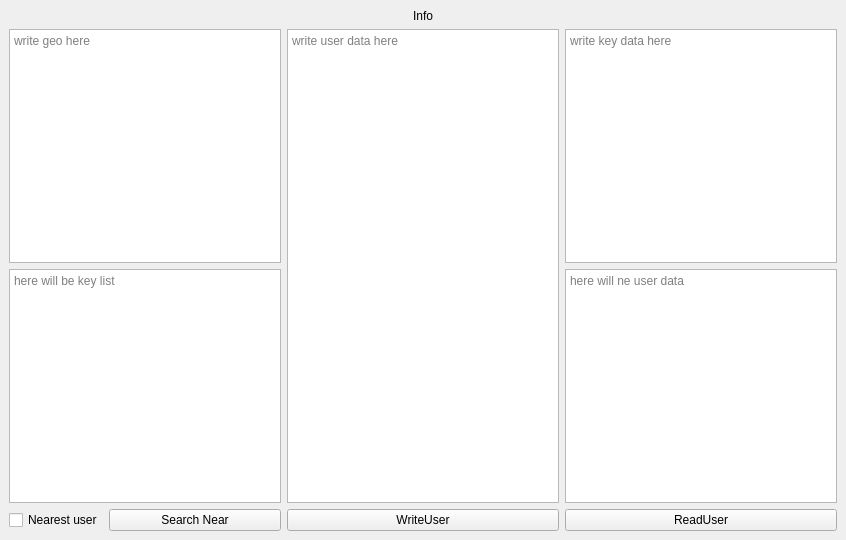
First picture: the form in design.ui, repository qugok/dating-diploma, before the edit.
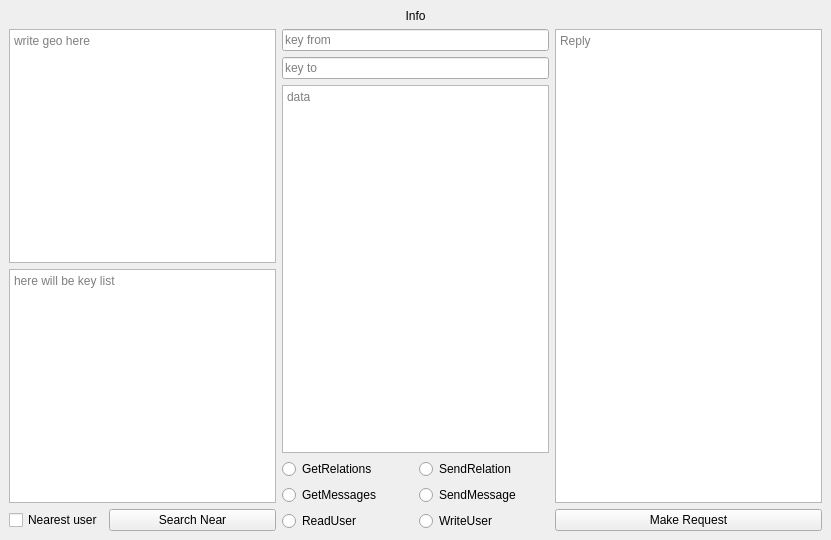
Second picture: the form after the edit.

Commit message: refactoring and reactions and chat works

Patch:
```diff
--- a/design.ui
+++ b/design.ui
@@ -6,7 +6,7 @@
    <rect>
     <x>0</x>
     <y>0</y>
-    <width>846</width>
+    <width>831</width>
     <height>540</height>
    </rect>
   </property>
@@ -59,7 +59,7 @@
      </widget>
     </item>
     <item>
-     <layout class="QHBoxLayout" name="horizontalLayout_2">
+     <layout class="QHBoxLayout" name="horizontalLayout_2" stretch="1,1,1">
       <item>
        <layout class="QVBoxLayout" name="verticalLayout_4">
         <item>
@@ -112,58 +112,95 @@
       <item>
        <layout class="QVBoxLayout" name="verticalLayout_3">
         <item>
-         <widget class="QTextEdit" name="UserDataEdit">
+         <widget class="QLineEdit" name="UserKeyFrom">
           <property name="placeholderText">
-           <string>write user data here</string>
+           <string>key from </string>
           </property>
          </widget>
         </item>
         <item>
-         <widget class="QPushButton" name="writeButton">
-          <property name="text">
-           <string>WriteUser</string>
-          </property>
-         </widget>
-        </item>
-       </layout>
-      </item>
-      <item>
-       <layout class="QVBoxLayout" name="verticalLayout_2">
-        <item>
-         <widget class="QTextEdit" name="KeyData">
-          <property name="maximumSize">
-           <size>
-            <width>16777215</width>
-            <height>242</height>
-           </size>
-          </property>
+         <widget class="QLineEdit" name="UserKeyTo">
           <property name="placeholderText">
-           <string>write key data here</string>
+           <string>key to</string>
           </property>
          </widget>
         </item>
         <item>
-         <widget class="QTextBrowser" name="UserData">
+         <widget class="QTextEdit" name="RequestData">
           <property name="placeholderText">
-           <string>here will ne user data</string>
+           <string>data</string>
           </property>
          </widget>
         </item>
         <item>
-         <layout class="QHBoxLayout" name="horizontalLayout">
-          <item>
-           <widget class="QPushButton" name="readButton">
-            <property name="sizePolicy">
-             <sizepolicy hsizetype="Minimum" vsizetype="Fixed">
-              <horstretch>2</horstretch>
-              <verstretch>0</verstretch>
-             </sizepolicy>
+         <layout class="QGridLayout" name="gridLayout">
+          <item row="1" column="1">
+           <widget class="QRadioButton" name="SendMessageRadioButton">
+            <property name="text">
+             <string>SendMessage</string>
             </property>
+           </widget>
+          </item>
+          <item row="0" column="0">
+           <widget class="QRadioButton" name="GetRelationsRadioButton">
+            <property name="text">
+             <string>GetRelations</string>
+            </property>
+           </widget>
+          </item>
+          <item row="0" column="1">
+           <widget class="QRadioButton" name="SendRelationRadioButton">
+            <property name="text">
+             <string>SendRelation</string>
+            </property>
+           </widget>
+          </item>
+          <item row="1" column="0">
+           <widget class="QRadioButton" name="GetMessagesRadioButton">
+            <property name="text">
+             <string>GetMessages</string>
+            </property>
+           </widget>
+          </item>
+          <item row="2" column="1">
+           <widget class="QRadioButton" name="WriteUserRadioButton">
+            <property name="text">
+             <string>WriteUser</string>
+            </property>
+           </widget>
+          </item>
+          <item row="2" column="0">
+           <widget class="QRadioButton" name="ReadUserRadioButton">
             <property name="text">
              <string>ReadUser</string>
             </property>
-            <property name="flat">
-             <bool>false</bool>
+           </widget>
+          </item>
+         </layout>
+        </item>
+       </layout>
+      </item>
+      <item>
+       <layout class="QVBoxLayout" name="verticalLayout_5" stretch="0,0">
+        <property name="sizeConstraint">
+         <enum>QLayout::SetDefaultConstraint</enum>
+        </property>
+        <item>
+         <widget class="QTextBrowser" name="ReplyText">
+          <property name="placeholderText">
+           <string>Reply</string>
+          </property>
+         </widget>
+        </item>
+        <item>
+         <layout class="QHBoxLayout" name="horizontalLayout_4">
+          <property name="sizeConstraint">
+           <enum>QLayout::SetDefaultConstraint</enum>
+          </property>
+          <item>
+           <widget class="QPushButton" name="MakeRequest">
+            <property name="text">
+             <string>Make Request</string>
             </property>
            </widget>
           </item>
```
Left out of the diff: 2 changed lines with no effect on the pictures. The commit also changes 2 other files.
